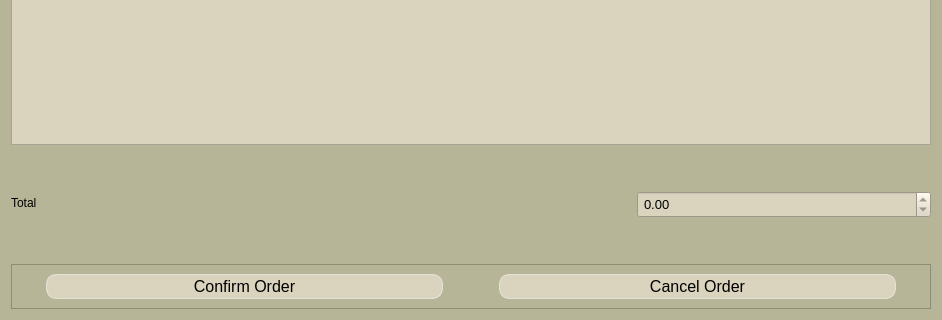
Old version of the form Final project3/orderDialog.ui in the repository Rhainer13/IM-Project; both pictures show x 0 to 942 and y 257 to 577 of the 942 by 577 pixel window.
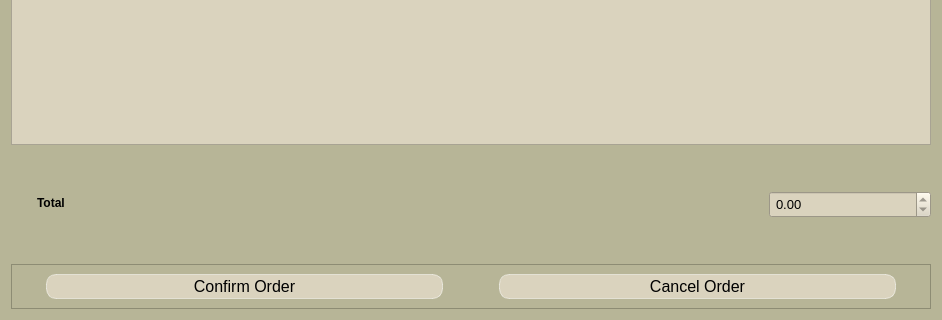
New version of the form.

Patch:
```diff
--- a/Final project3/orderDialog.ui
+++ b/Final project3/orderDialog.ui
@@ -189,26 +189,38 @@
    </item>
    <item>
     <layout class="QFormLayout" name="formLayout_2">
+     <property name="sizeConstraint">
+      <enum>QLayout::SetMaximumSize</enum>
+     </property>
      <property name="labelAlignment">
       <set>Qt::AlignRight|Qt::AlignTrailing|Qt::AlignVCenter</set>
      </property>
      <property name="formAlignment">
-      <set>Qt::AlignRight|Qt::AlignTop|Qt::AlignTrailing</set>
+      <set>Qt::AlignLeading|Qt::AlignLeft|Qt::AlignTop</set>
      </property>
      <property name="horizontalSpacing">
-      <number>600</number>
+      <number>700</number>
      </property>
      <property name="verticalSpacing">
-      <number>6</number>
+      <number>0</number>
      </property>
      <item row="0" column="0">
       <widget class="QLabel" name="label_2">
+       <property name="enabled">
+        <bool>true</bool>
+       </property>
+       <property name="maximumSize">
+        <size>
+         <width>1677215</width>
+         <height>16777215</height>
+        </size>
+       </property>
        <property name="styleSheet">
         <string notr="true">QLabel {
-    font: 700 ;
-    color: black; /* Sets the font color to black */
-}
-</string>
+                font-weight: bold; /* Sets the font weight to bold */
+                color: black; /* Sets the font color to black */
+                margin-left: center; /* Aligns to the right by pushing it to the right */
+            }</string>
        </property>
        <property name="text">
         <string>Total</string>
```
